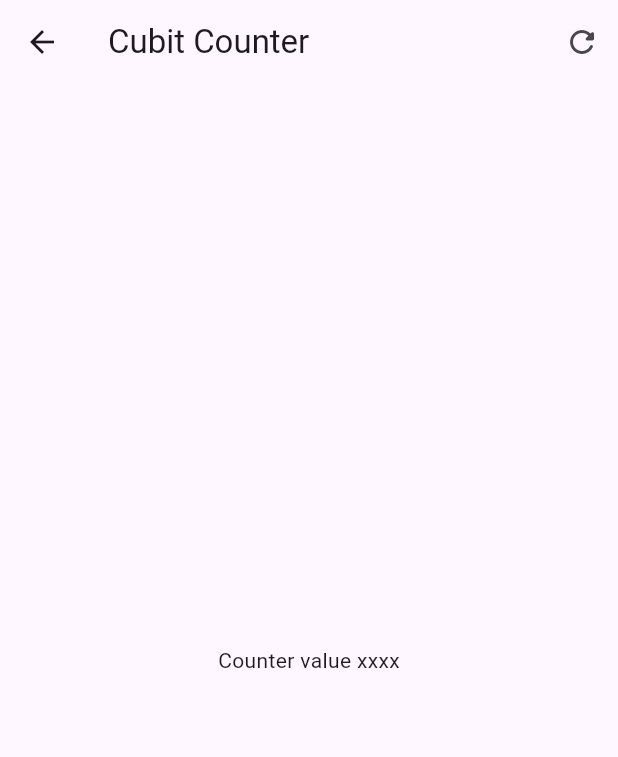
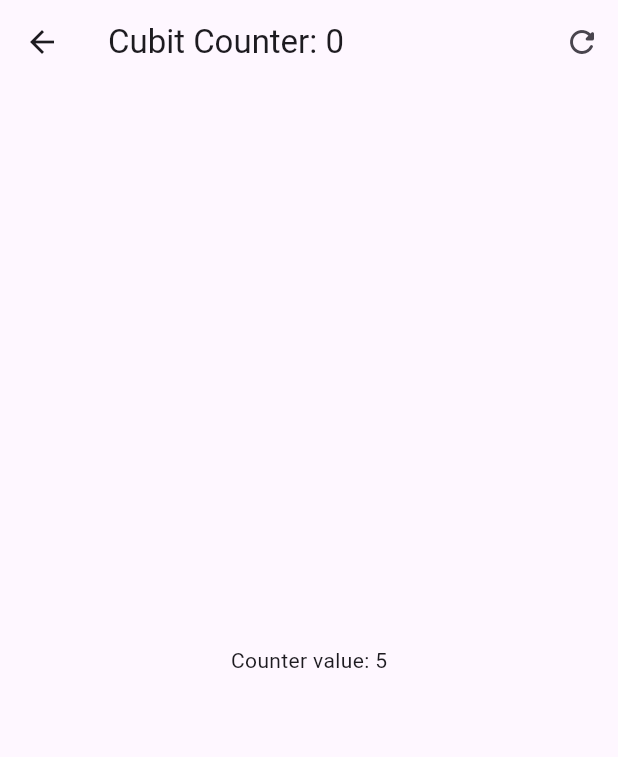
Before and after one commit to Benji194/Form_App, a Flutter app: the screen it shows after launch, after a tap on "Cubits", on a phone screen of 412 x 824 dp. Shown: the top 757 px of the screen. Run offline on Flutter 3.47's test engine with Material 3 defaults, Android fonts, the phone set to English and light mode, and no system bars; our stand-ins replace equatable, flutter_bloc, go_router.

Commit message:
cubic examples

```diff
--- a/lib/presentation/blocs/counter_cubit/counter_cubit.dart
+++ b/lib/presentation/blocs/counter_cubit/counter_cubit.dart
@@ -1,9 +1,10 @@
+import 'package:equatable/equatable.dart';
 import 'package:flutter_bloc/flutter_bloc.dart';
 
 part 'counter_state.dart';
 
 class CounterCubit extends Cubit<CounterState> {
-  CounterCubit() : super(CounterState(counter: 5));
+  CounterCubit() : super(const CounterState(counter: 5));
 
   void increaseBy ( int value ){
      emit( state.copyWith(
@@ -14,7 +15,7 @@ class CounterCubit extends Cubit<CounterState> {
 
   }
 
-  void reset( int value ){
+  void reset( ){
        emit( state.copyWith(
         counter: 0,
       )
--- a/lib/presentation/blocs/counter_cubit/counter_state.dart
+++ b/lib/presentation/blocs/counter_cubit/counter_state.dart
@@ -1,10 +1,10 @@
 part of 'counter_cubit.dart';
 
-class  CounterState {
+class  CounterState  extends Equatable{
   final int counter ;
   final int transationCount;
 
-  CounterState({
+  const CounterState({
      this.counter =0,
      this.transationCount =0 ,
   });
@@ -17,6 +17,7 @@ class  CounterState {
     transationCount:  transationCount ?? this.transationCount,
   );
 
-
+  @override
+  List<Object> get props => [ counter, transationCount ];
 
 }
--- a/lib/presentation/screen/cubit_counter_screen.dart
+++ b/lib/presentation/screen/cubit_counter_screen.dart
@@ -1,22 +1,49 @@
 import 'package:flutter/material.dart';
+import 'package:flutter_bloc/flutter_bloc.dart';
+import 'package:form_app/presentation/blocs/counter_cubit/counter_cubit.dart';
 class CubitCounter extends StatelessWidget {
   const CubitCounter({super.key});
 
   @override
   Widget build(BuildContext context) {
-    return  Scaffold(
+    return   BlocProvider(
+      create: (_) =>  CounterCubit() ,
+      child: const _CubitCounterView());
+  }
+}
+
+class _CubitCounterView extends StatelessWidget {
+  const _CubitCounterView();
+
+  void increaseCounterBy( BuildContext context ,[ int value = 1 ]){
+    context.read<CounterCubit>().increaseBy ( value ) ;
+  }
+
+  @override
+  Widget build(BuildContext context) {
+
+    // final counterState  = context.watch<CounterCubit>().state;
+
+    return Scaffold(
       appBar: AppBar(
-        title:  const Text( 'Cubit Counter'),
+        title:  context.select((CounterCubit value) {
+          return Text( 'Cubit Counter: ${value.state.transationCount}');
+        }),
+        // title:   Text( 'Cubit Counter: ${counterState.transationCount}'),
         actions: [
           IconButton(onPressed: () {
-
+              context.read<CounterCubit>().reset () ;
           },
           icon:  const Icon( Icons.refresh_rounded ) )
         ],
       ),
-      body: const Center(
-        child: Text('Counter value xxxx'),
-      ),
+      body:  Center(
+        child: BlocBuilder < CounterCubit , CounterState >(
+          buildWhen: (previous, current) =>  current.counter !=  previous.counter,
+          builder: (context, state) {
+            return Text('Counter value: ${state.counter}');
+          },
+      )),
       floatingActionButton: Column(
         mainAxisAlignment: MainAxisAlignment.end,
         children: [
@@ -24,7 +51,7 @@ class CubitCounter extends StatelessWidget {
             heroTag: '1',
             child: const Text('+3'),
             onPressed: () {
-
+              increaseCounterBy(context, 3 ) ;
             },
           ),
           const SizedBox(height: 15,),
@@ -32,6 +59,7 @@ class CubitCounter extends StatelessWidget {
             heroTag: '2',
             child: const Text('+2'),
             onPressed: () {
+              increaseCounterBy(context, 2 ) ;
 
             },
           ),
@@ -40,6 +68,7 @@ class CubitCounter extends StatelessWidget {
             heroTag: '3',
             child: const Text('+1'),
             onPressed: () {
+              increaseCounterBy(context ) ;
             },
           ),
         ],
--- a/pubspec.yaml
+++ b/pubspec.yaml
@@ -7,6 +7,7 @@ environment:
   sdk: '>=3.2.2 <4.0.0'
 
 dependencies:
+  equatable: ^2.0.5
   flutter:
     sdk: flutter
   flutter_bloc: ^8.1.3
```
Also changed, not shown: pubspec.lock.
